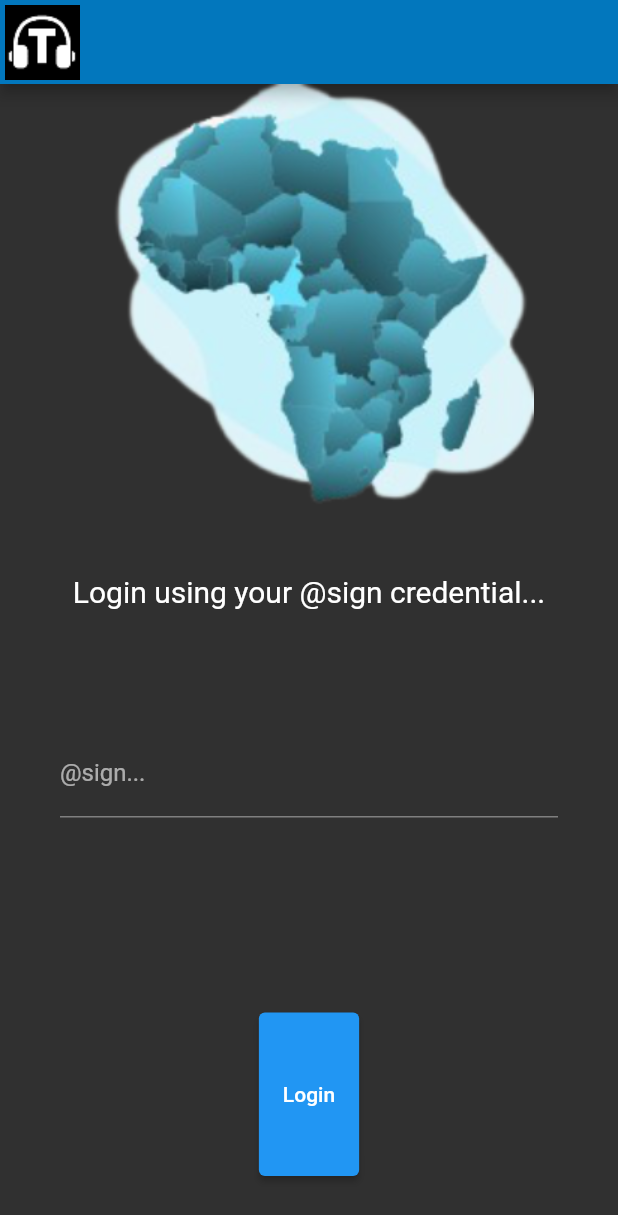
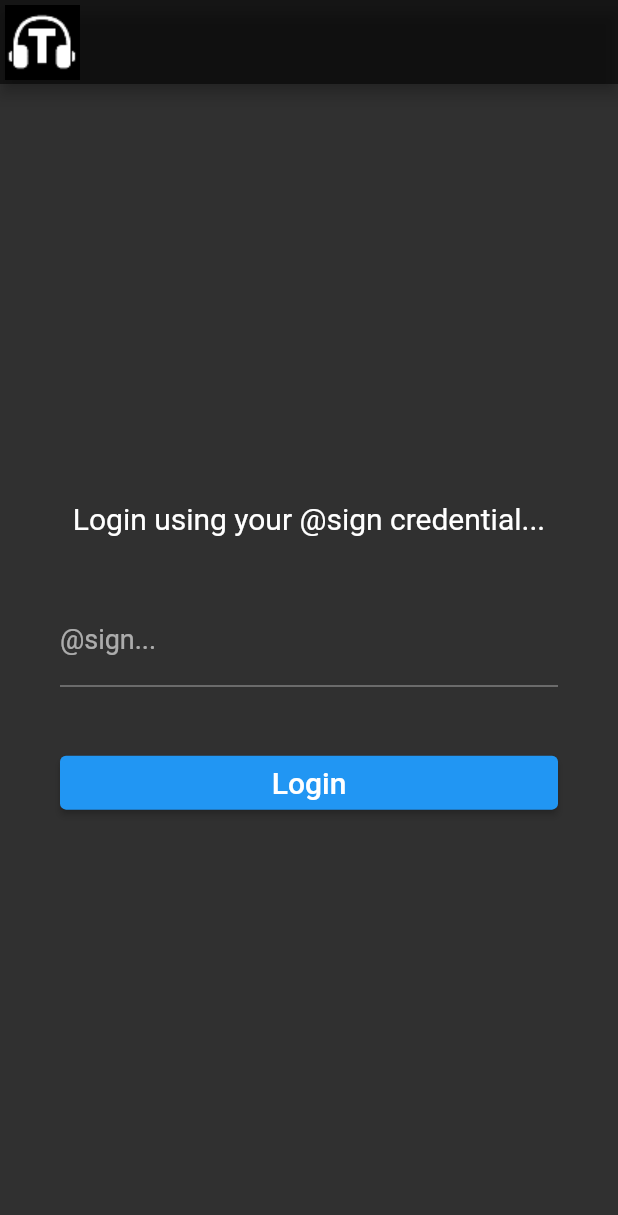
Before and after one commit to Rubinaldod/terera_, a Flutter app: the LoginScreen screen opened directly, on a phone screen of 412 x 824 dp. Shown: the top 1215 px of the screen. Run offline on Flutter 3.47's test engine with Material 2 defaults, Android fonts, the phone set to English and light mode, and no system bars.

```diff
--- a/lib/screens/loginScreen.dart
+++ b/lib/screens/loginScreen.dart
@@ -11,6 +11,7 @@ class _LoginScreenState extends State<LoginScreen> {
   Widget build(BuildContext context) {
     return Scaffold(
       appBar: AppBar(
+        backgroundColor: Colors.black54,
         leading: Expanded(
           child: Image(
             image: AssetImage('images/icon2.png'),
@@ -22,38 +23,46 @@ class _LoginScreenState extends State<LoginScreen> {
           mainAxisAlignment: MainAxisAlignment.center,
           crossAxisAlignment: CrossAxisAlignment.center,
           children: [
-            Image(
-              image: AssetImage('images/logo3.png'),
-            ),
             Padding(
-              padding: const EdgeInsets.all(40.0),
+              padding: const EdgeInsets.only(left: 40.0, right: 40.0),
               child: Text(
                 'Login using your @sign credential...',
                 style: TextStyle(
                   fontSize: 20.0,
                 ),
-                textAlign: TextAlign.center,
+                //textAlign: TextAlign.center,
               ),
             ),
-            Expanded(
+            Container(
               child: Padding(
                 padding: const EdgeInsets.all(40.0),
                 child: TextFormField(
                   decoration: InputDecoration(
                     labelText: '@sign...',
-                    border: UnderlineInputBorder(),
+                    labelStyle: TextStyle(fontSize: 18.0),
+                    focusedBorder: OutlineInputBorder(
+                      borderSide:
+                          const BorderSide(color: Colors.white, width: 2.0),
+                      borderRadius: BorderRadius.circular(30.0),
+                    ),
                   ),
                 ),
               ),
             ),
-            Expanded(
-              child: Padding(
-                padding: const EdgeInsets.all(40.0),
+            Padding(
+              padding: const EdgeInsets.only(left: 40.0, right: 40.0),
+              child: Container(
+                width: MediaQuery.of(context).size.width,
                 child: ElevatedButton(
                   onPressed: () {
                     Navigator.pop(context);
                   },
-                  child: Text('Login'),
+                  child: Text(
+                    'Login',
+                    style: TextStyle(
+                      fontSize: 20.0,
+                    ),
+                  ),
                 ),
               ),
             ),
--- a/lib/screens/welcomeScreen.dart
+++ b/lib/screens/welcomeScreen.dart
@@ -7,6 +7,7 @@ class Welcome extends StatelessWidget {
   Widget build(BuildContext context) {
     return Scaffold(
       appBar: AppBar(
+        backgroundColor: Colors.black54,
         leading: Expanded(
           child: Image(
             image: AssetImage('images/icon2.png'),
```
Also changed, not shown: lib/main.dart (+7 -5 lines), lib/screens/dashboard.dart (added, +135 -0 lines), lib/widgets/Pages.dart (added, +23 -0 lines), images/ruby.jpg (added).
